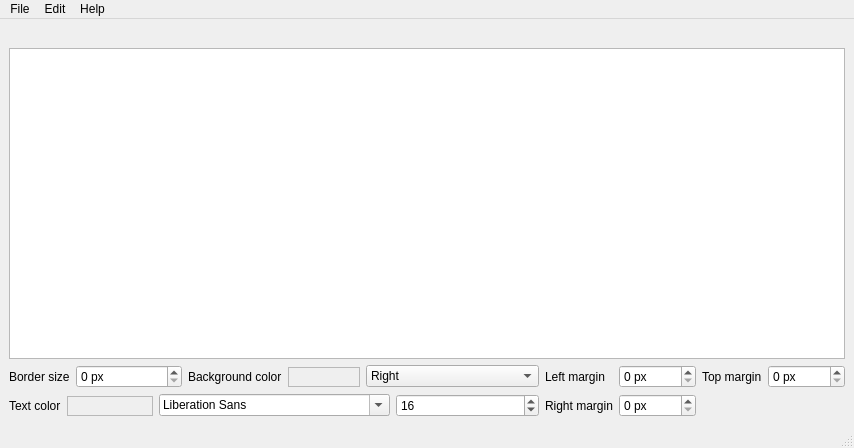
Above: captioner/ui/main_window.ui from Matthieu-LAURENT39/captioner before the change. Below: the same form after it.
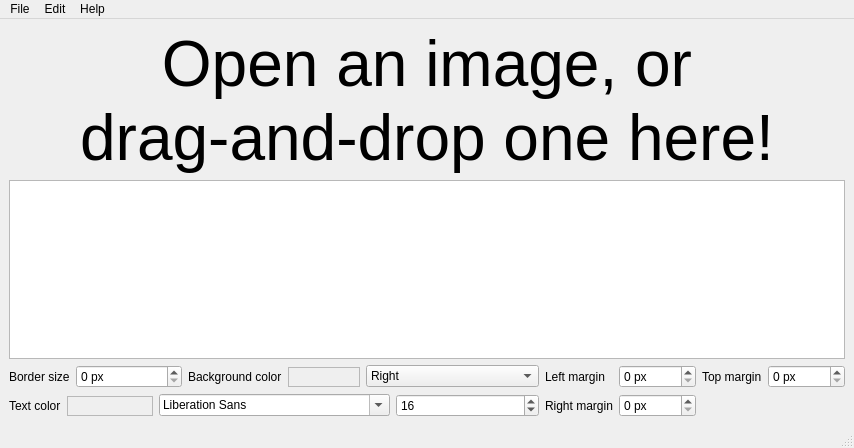
That is the form after the change. Custom widgets are drawn as their Qt base class.

Commit message: Add a label when no image is loaded yet

Diff of the .ui file:
```diff
--- a/captioner/ui/main_window.ui
+++ b/captioner/ui/main_window.ui
@@ -17,8 +17,13 @@
    <layout class="QVBoxLayout" name="verticalLayout">
     <item>
      <widget class="QLabel" name="imageLabel">
+      <property name="styleSheet">
+       <string notr="true">background-color: rgba(0,0,0,0);
+font: 48pt;</string>
+      </property>
       <property name="text">
-       <string/>
+       <string>Open an image, or
+drag-and-drop one here!</string>
       </property>
       <property name="alignment">
        <set>Qt::AlignCenter</set>
```
The commit also changes 2 other files.
